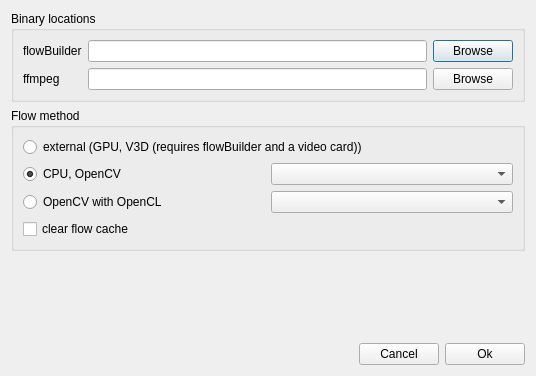
Old version of the form src/slowmoVideo/slowmoUI/dialogues/preferencesDialog.ui in the repository slowmoVideo/slowmoVideo.
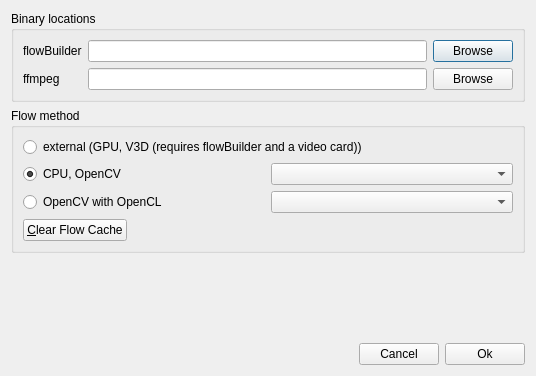
New version of the form.

Commit message: add a "clear cache" option

The edit to the form file:
```diff
--- a/src/slowmoVideo/slowmoUI/dialogues/preferencesDialog.ui
+++ b/src/slowmoVideo/slowmoUI/dialogues/preferencesDialog.ui
@@ -110,18 +110,32 @@
        </layout>
       </item>
       <item>
-       <widget class="QCheckBox" name="clearflow">
-        <property name="text">
-         <string>clear flow cache</string>
-        </property>
-       </widget>
+       <layout class="QHBoxLayout" name="horizontalLayout_2">
+        <item>
+         <widget class="QPushButton" name="clearflow">
+          <property name="text">
+           <string>&amp;Clear Flow Cache</string>
+          </property>
+         </widget>
+        </item>
+        <item>
+         <spacer name="horizontalSpacer_2">
+          <property name="orientation">
+           <enum>Qt::Horizontal</enum>
+          </property>
+          <property name="sizeHint" stdset="0">
+           <size>
+            <width>40</width>
+            <height>20</height>
+           </size>
+          </property>
+         </spacer>
+        </item>
+       </layout>
       </item>
      </layout>
     </widget>
    </item>
-   <item>
-    <layout class="QHBoxLayout" name="horizontalLayout_2"/>
-   </item>
    <item>
     <spacer name="verticalSpacer">
      <property name="orientation">
```
The commit also changes 5 other files.
